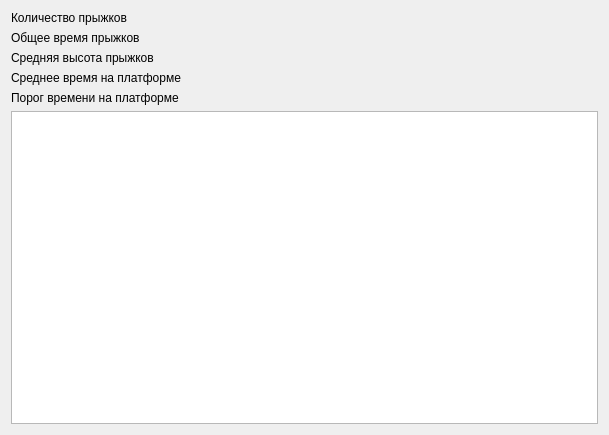
This is metodics/jump_plate/jumpheighttest/jumpheighttestvisualize.ui in grigp/a-analyser as Qt 5 draws it before an edit. The edited form follows.
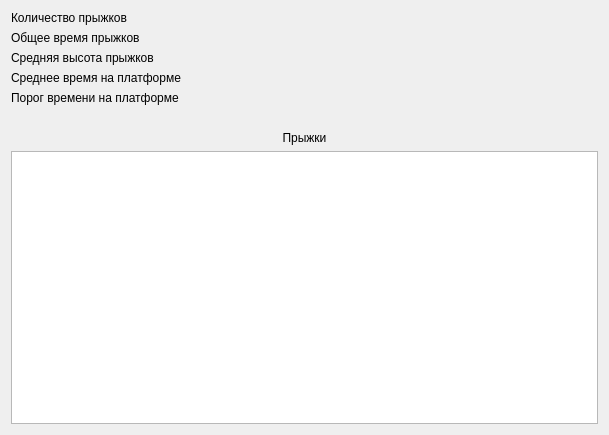
This is the edited form.

The edit to the form file:
```diff
--- a/metodics/jump_plate/jumpheighttest/jumpheighttestvisualize.ui
+++ b/metodics/jump_plate/jumpheighttest/jumpheighttestvisualize.ui
@@ -49,6 +49,32 @@
      </property>
     </widget>
    </item>
+   <item>
+    <spacer name="verticalSpacer">
+     <property name="orientation">
+      <enum>Qt::Vertical</enum>
+     </property>
+     <property name="sizeType">
+      <enum>QSizePolicy::Fixed</enum>
+     </property>
+     <property name="sizeHint" stdset="0">
+      <size>
+       <width>20</width>
+       <height>20</height>
+      </size>
+     </property>
+    </spacer>
+   </item>
+   <item>
+    <widget class="QLabel" name="lblJumps">
+     <property name="text">
+      <string>Прыжки</string>
+     </property>
+     <property name="alignment">
+      <set>Qt::AlignCenter</set>
+     </property>
+    </widget>
+   </item>
    <item>
     <widget class="QTreeView" name="tvJumps"/>
    </item>
```
